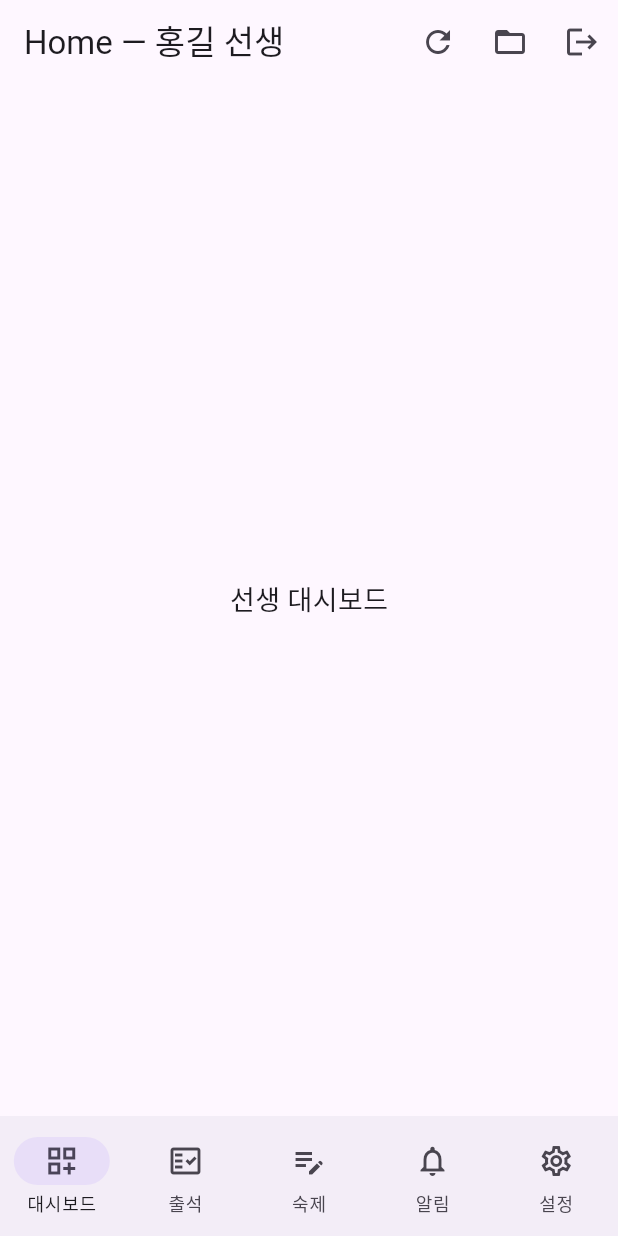
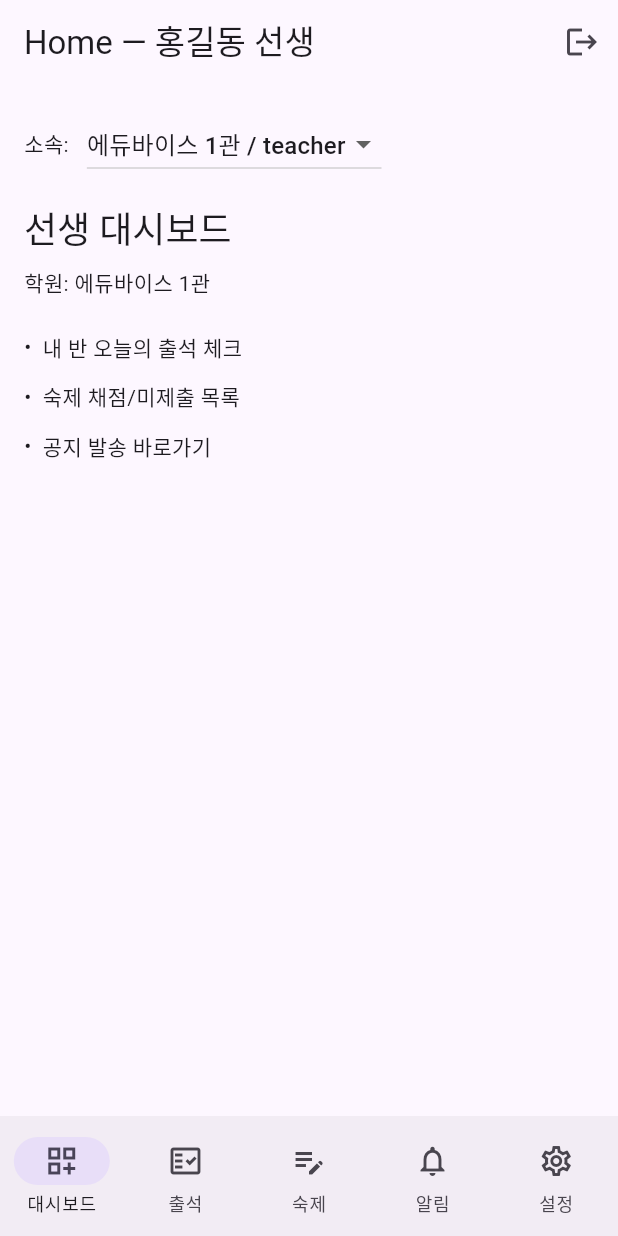
Before and after one commit to EtaSwCwj/EDU-VICE-Attendance, a Flutter app: the screen it shows after launch, after a tap on "로그인", on a phone screen of 412 x 824 dp. Run offline on Flutter 3.47's test engine with Material 3 defaults, Android fonts, the phone set to English and light mode, and no system bars; our stand-ins replace geolocator, go_router; accounts and stored records are empty.

Commit message:
fix: stabilize membership dropdown by value equality and safe selection

```diff
--- a/flutter_application_1/assets/mock/accounts.json
+++ b/flutter_application_1/assets/mock/accounts.json
@@ -1,7 +1,7 @@
 {
   "academies": [
-    { "id": "acd-001", "name": "에듀바이스 1관" },
-    { "id": "acd-002", "name": "에듀바이스 2관" }
+    { "id": "acd-001", "name": "에듀바이스 1관", "lat": 37.5665, "lng": 126.9780, "radiusMeters": 200.0 },
+    { "id": "acd-002", "name": "에듀바이스 2관", "lat": 37.5700, "lng": 126.9820, "radiusMeters": 250.0 }
   ],
   "accounts": [
     {
@@ -24,7 +24,7 @@
     },
     {
       "id": "u-teacher1",
-      "name": "홍길 선생",
+      "name": "홍길동 선생",
       "username": "teacher",
       "password": "teach123",
       "memberships": [
--- a/flutter_application_1/lib/app/home_shell.dart
+++ b/flutter_application_1/lib/app/home_shell.dart
@@ -3,7 +3,13 @@ import 'package:provider/provider.dart';
 
 import '../shared/services/auth_state.dart';
 import '../shared/models/account.dart';
-import '../shared/services/mock_storage.dart';
+
+import '../shared/theme/app_theme.dart';
+import '../features/home/dashboard_pages.dart';
+import '../features/attendance/attendance_page.dart';
+import '../features/homework/homework_page.dart';
+import '../features/notifications/notifications_page.dart';
+import '../features/settings/settings_page.dart';
 
 class HomeShell extends StatefulWidget {
   const HomeShell({super.key});
@@ -21,34 +27,20 @@ class _HomeShellState extends State<HomeShell> {
     final role = m?.role ?? 'guest';
 
     final tabs = _tabsForRole(role);
-    final items = tabs.map((t) => NavigationDestination(icon: Icon(t.icon), label: t.label)).toList();
+    final items = tabs
+        .map((t) => NavigationDestination(icon: Icon(t.icon), label: t.label))
+        .toList();
 
-    return Scaffold(
+    final memberships = auth.user?.memberships ?? const <Membership>[];
+    final current = auth.currentMembership;
+
+    return Theme(
+      data: AppTheme.light,
+      child: Scaffold(
         appBar: AppBar(
           title: Text('Home — ${auth.user?.name ?? ""}'),
           actions: [
-          IconButton(
-            tooltip: '데이터 새로고침',
-            icon: const Icon(Icons.refresh),
-            onPressed: () async {
-              await auth.reloadFromStorage();
-              if (!mounted) return;
-              ScaffoldMessenger.of(context).showSnackBar(
-                const SnackBar(content: Text('데이터를 다시 불러왔습니다')),
-              );
-            },
-          ),
-          IconButton(
-            tooltip: 'accounts.json 경로 보기',
-            icon: const Icon(Icons.folder_open),
-            onPressed: () async {
-              final path = await MockStorage.filePath();
-              if (!mounted) return;
-              ScaffoldMessenger.of(context).showSnackBar(
-                SnackBar(content: Text('경로: $path')),
-              );
-            },
-          ),
+            // 새로고침/경로 버튼은 Settings로 이동했으나 남기고 싶으면 여기에 복귀 가능
             IconButton(
               onPressed: () => context.read<AuthState>().signOut(),
               icon: const Icon(Icons.logout),
@@ -61,8 +53,38 @@ class _HomeShellState extends State<HomeShell> {
           child: Column(
             crossAxisAlignment: CrossAxisAlignment.start,
             children: [
-            // 학원/역할 드롭다운 ... (기존 그대로)
-            // ...
+              if (memberships.isNotEmpty)
+                Row(
+                  children: [
+                    const Text('소속:'),
+                    const SizedBox(width: 12),
+                    DropdownButton<Membership>(
+                      value: (() {
+                        // 현재 선택이 목록에 없으면 첫 항목으로 보정
+                        if (current != null && memberships.contains(current)) {
+                          return current;
+                        }
+                        return memberships.isNotEmpty
+                            ? memberships.first
+                            : null;
+                      })(),
+                      items: memberships
+                          .map<DropdownMenuItem<Membership>>((Membership m) {
+                        final name = auth.academyName(m.academyId);
+                        final label = '$name / ${m.role}';
+                        return DropdownMenuItem<Membership>(
+                          value: m,
+                          child: Text(label),
+                        );
+                      }).toList(),
+                      onChanged: (m) {
+                        if (m != null)
+                          context.read<AuthState>().selectMembership(m);
+                      },
+                    ),
+                  ],
+                ),
+              const SizedBox(height: 16),
               Expanded(child: tabs[_index].body),
             ],
           ),
@@ -72,37 +94,50 @@ class _HomeShellState extends State<HomeShell> {
           onDestinationSelected: (i) => setState(() => _index = i),
           destinations: items,
         ),
+      ),
     );
   }
 
   List<_TabDef> _tabsForRole(String role) {
     switch (role) {
       case 'owner':
-        return const [
-          _TabDef('대시보드', Icons.dashboard_outlined, _Stub('원장 대시보드')),
-          _TabDef('출석', Icons.how_to_reg_outlined, _Stub('출석(원장)')),
-          _TabDef('숙제', Icons.assignment_outlined, _Stub('숙제(원장)')),
-          _TabDef('알림', Icons.notifications_none, _Stub('알림(원장)')),
-          _TabDef('설정', Icons.settings_outlined, _Stub('설정(원장)')),
+        return [
+          _TabDef('대시보드', Icons.dashboard_outlined, const OwnerDashboardPage()),
+          _TabDef('출석', Icons.how_to_reg_outlined,
+              const AttendancePage(role: 'owner')),
+          _TabDef('숙제', Icons.assignment_outlined,
+              const HomeworkPage(role: 'owner')),
+          _TabDef('알림', Icons.notifications_none,
+              const NotificationsPage(role: 'owner')),
+          _TabDef('설정', Icons.settings_outlined, SettingsPage(role: role)),
         ];
       case 'teacher':
-        return const [
-          _TabDef('대시보드', Icons.dashboard_customize_outlined, _Stub('선생 대시보드')),
-          _TabDef('출석', Icons.fact_check_outlined, _Stub('출석(선생)')),
-          _TabDef('숙제', Icons.edit_note_outlined, _Stub('숙제(선생)')),
-          _TabDef('알림', Icons.notifications_none, _Stub('알림(선생)')),
-          _TabDef('설정', Icons.settings_outlined, _Stub('설정(선생)')),
+        return [
+          _TabDef('대시보드', Icons.dashboard_customize_outlined,
+              const TeacherDashboardPage()),
+          _TabDef('출석', Icons.fact_check_outlined,
+              const AttendancePage(role: 'teacher')),
+          _TabDef('숙제', Icons.edit_note_outlined,
+              const HomeworkPage(role: 'teacher')),
+          _TabDef('알림', Icons.notifications_none,
+              const NotificationsPage(role: 'teacher')),
+          _TabDef('설정', Icons.settings_outlined, SettingsPage(role: role)),
         ];
       case 'student':
-        return const [
-          _TabDef('홈', Icons.home_outlined, _Stub('학생 홈')),
-          _TabDef('출석', Icons.emoji_people_outlined, _Stub('출석(학생)')),
-          _TabDef('숙제', Icons.checklist_outlined, _Stub('숙제(학생)')),
-          _TabDef('알림', Icons.notifications_none, _Stub('알림(학생)')),
-          _TabDef('설정', Icons.settings_outlined, _Stub('설정(학생)')),
+        return [
+          _TabDef('홈', Icons.home_outlined, const StudentHomePage()),
+          _TabDef('출석', Icons.emoji_people_outlined,
+              const AttendancePage(role: 'student')),
+          _TabDef('숙제', Icons.checklist_outlined,
+              const HomeworkPage(role: 'student')),
+          _TabDef('알림', Icons.notifications_none,
+              const NotificationsPage(role: 'student')),
+          _TabDef('설정', Icons.settings_outlined, SettingsPage(role: role)),
         ];
       default:
-        return const [_TabDef('홈', Icons.home_outlined, _Stub('게스트'))];
+        return [
+          _TabDef('홈', Icons.home_outlined, const Center(child: Text('게스트')))
+        ];
     }
   }
 }
@@ -111,14 +146,5 @@ class _TabDef {
   final String label;
   final IconData icon;
   final Widget body;
-  const _TabDef(this.label, this.icon, this.body);
+  _TabDef(this.label, this.icon, this.body);
 }
-
-class _Stub extends StatelessWidget {
-  final String text;
-  const _Stub(this.text, {super.key});
-  @override
-  Widget build(BuildContext context) {
-    return Center(child: Text(text, style: const TextStyle(fontSize: 18)));
-  }
-}
--- /dev/null
+++ b/flutter_application_1/lib/features/home/dashboard_pages.dart
@@ -0,0 +1,85 @@
+import 'package:flutter/material.dart';
+import 'package:provider/provider.dart';
+import '../../shared/services/auth_state.dart';
+
+class OwnerDashboardPage extends StatelessWidget {
+  const OwnerDashboardPage({super.key});
+  @override
+  Widget build(BuildContext context) {
+    final auth = context.watch<AuthState>();
+    return _Section(
+      title: '원장 대시보드',
+      subtitle: '학원: ${auth.academyName(auth.currentMembership!.academyId)}',
+      bullets: const [
+        '오늘 일정/수업 현황',
+        '출석 요약(지각·결석)',
+        '공지/알림 보낸 내역',
+      ],
+    );
+  }
+}
+
+class TeacherDashboardPage extends StatelessWidget {
+  const TeacherDashboardPage({super.key});
+  @override
+  Widget build(BuildContext context) {
+    final auth = context.watch<AuthState>();
+    return _Section(
+      title: '선생 대시보드',
+      subtitle: '학원: ${auth.academyName(auth.currentMembership!.academyId)}',
+      bullets: const [
+        '내 반 오늘의 출석 체크',
+        '숙제 채점/미제출 목록',
+        '공지 발송 바로가기',
+      ],
+    );
+  }
+}
+
+class StudentHomePage extends StatelessWidget {
+  const StudentHomePage({super.key});
+  @override
+  Widget build(BuildContext context) {
+    final auth = context.watch<AuthState>();
+    return _Section(
+      title: '학생 홈',
+      subtitle: '학원: ${auth.academyName(auth.currentMembership!.academyId)}',
+      bullets: const [
+        '오늘 수업 시간표',
+        '출석 현황',
+        '숙제 제출 현황',
+      ],
+    );
+  }
+}
+
+class _Section extends StatelessWidget {
+  final String title;
+  final String? subtitle;
+  final List<String> bullets;
+  const _Section({required this.title, this.subtitle, required this.bullets, super.key});
+
+  @override
+  Widget build(BuildContext context) {
+    return ListView(
+      children: [
+        Text(title, style: Theme.of(context).textTheme.headlineSmall),
+        if (subtitle != null) ...[
+          const SizedBox(height: 8),
+          Text(subtitle!, style: Theme.of(context).textTheme.bodyMedium),
+        ],
+        const SizedBox(height: 16),
+        ...bullets.map((b) => Padding(
+              padding: const EdgeInsets.symmetric(vertical: 6),
+              child: Row(
+                crossAxisAlignment: CrossAxisAlignment.start,
+                children: [
+                  const Text('•  '),
+                  Expanded(child: Text(b)),
+                ],
+              ),
+            )),
+      ],
+    );
+  }
+}
--- a/flutter_application_1/lib/shared/models/academy.dart
+++ b/flutter_application_1/lib/shared/models/academy.dart
@@ -1,8 +1,27 @@
 class Academy {
   final String id;
   final String name;
-  const Academy({required this.id, required this.name});
 
-  factory Academy.fromJson(Map<String, dynamic> j)
-    => Academy(id: j['id'] as String, name: j['name'] as String);
+  /// 지오펜스 중심 좌표(없을 수도 있음)
+  final double? lat;
+  final double? lng;
+
+  /// 지오펜스 반경(m). 기본값 null → 코드에서 디폴트 처리
+  final double? radiusMeters;
+
+  const Academy({
+    required this.id,
+    required this.name,
+    this.lat,
+    this.lng,
+    this.radiusMeters,
+  });
+
+  factory Academy.fromJson(Map<String, dynamic> j) => Academy(
+        id: j['id'] as String,
+        name: j['name'] as String,
+        lat: (j['lat'] as num?)?.toDouble(),
+        lng: (j['lng'] as num?)?.toDouble(),
+        radiusMeters: (j['radiusMeters'] as num?)?.toDouble(),
+      );
 }
--- a/flutter_application_1/lib/shared/models/account.dart
+++ b/flutter_application_1/lib/shared/models/account.dart
@@ -1,9 +1,6 @@
-// 설명: 임시 계정 모델 (AWS 도입 전까지 사용)
-// 주석: 한국어 / 로그: 영어
-
 class Membership {
-  final String academyId; // 학원 식별자
-  final String role;      // owner | teacher | student
+  final String academyId;
+  final String role; // owner | teacher | student
 
   const Membership({required this.academyId, required this.role});
 
@@ -11,14 +8,29 @@ class Membership {
       Membership(academyId: j['academyId'] as String, role: j['role'] as String);
 
   Map<String, dynamic> toJson() => {'academyId': academyId, 'role': role};
+
+  // ===== 값 비교 추가 =====
+  @override
+  bool operator ==(Object other) =>
+      identical(this, other) ||
+      other is Membership &&
+          runtimeType == other.runtimeType &&
+          academyId == other.academyId &&
+          role == other.role;
+
+  @override
+  int get hashCode => Object.hash(academyId, role);
+
+  @override
+  String toString() => 'Membership($academyId, $role)';
 }
 
 class Account {
   final String id;
   final String name;
   final String username;
-  final String password;   // 임시 환경이라 저장. (실서비스: 해시)
-  final String? globalRole; // super_admin 등 (없을 수 있음)
+  final String password;   // 임시 환경: 평문 (실서비스에선 해시)
+  final String? globalRole; // super_admin 등
   final List<Membership> memberships;
 
   const Account({
--- /dev/null
+++ b/flutter_application_1/lib/shared/theme/app_theme.dart
@@ -0,0 +1,8 @@
+import 'package:flutter/material.dart';
+
+class AppTheme {
+  static ThemeData get light => ThemeData(
+        colorScheme: ColorScheme.fromSeed(seedColor: const Color(0xFF6650A4)),
+        useMaterial3: true,
+      );
+}
--- a/flutter_application_1/pubspec.yaml
+++ b/flutter_application_1/pubspec.yaml
@@ -6,7 +6,7 @@ publish_to: 'none' # Remove this line if you wish to publish to pub.dev
 version: 0.0.1+1
 
 environment:
-  sdk: '>=2.19.4 <4.0.0'
+  sdk: '>=3.0.0 <4.0.0'
 
 dependencies:
   flutter:
@@ -16,6 +16,7 @@ dependencies:
   provider: ^6.1.5+1
   go_router: ^16.2.4
   path_provider: ^2.1.5
+  geolocator: ^14.0.2
 
 dev_dependencies:
   flutter_test:
```
Also changed, not shown: flutter_application_1/lib/features/attendance/attendance_page.dart (added, +179 -0 lines), flutter_application_1/lib/features/homework/homework_page.dart (added, +27 -0 lines), flutter_application_1/lib/features/notifications/notifications_page.dart (added, +27 -0 lines), flutter_application_1/lib/features/settings/settings_page.dart (added, +50 -0 lines), flutter_application_1/lib/shared/services/auth_state.dart (+25 -24 lines), 1 other file. Lines whose indentation alone changed are shown as unchanged.
